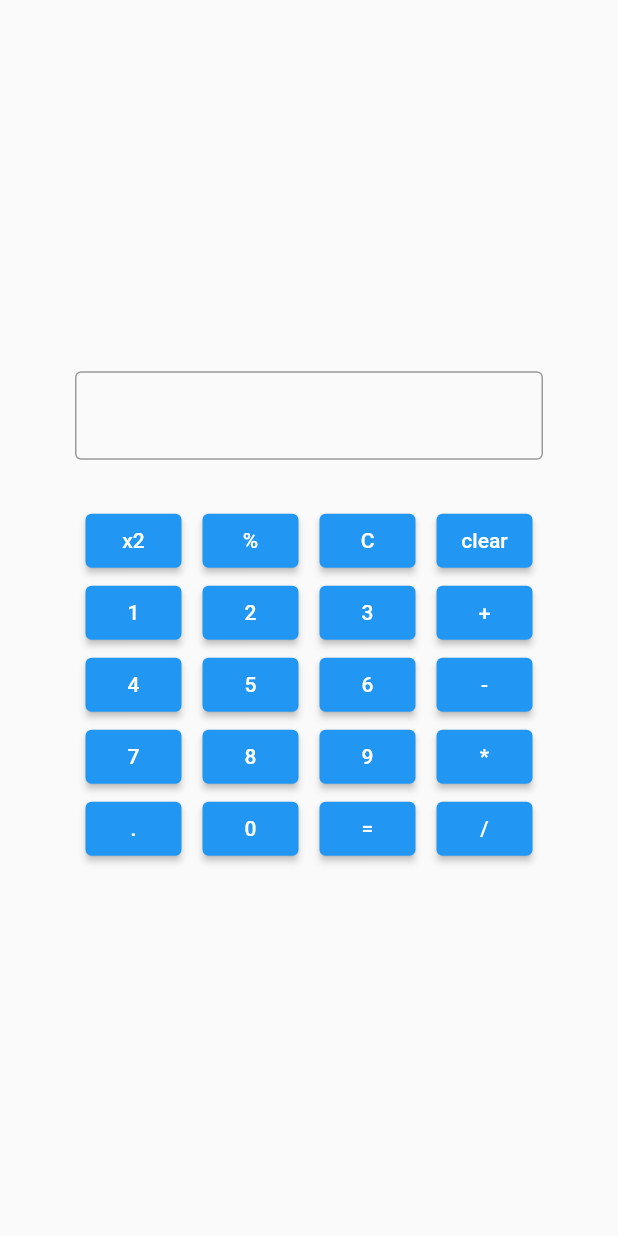
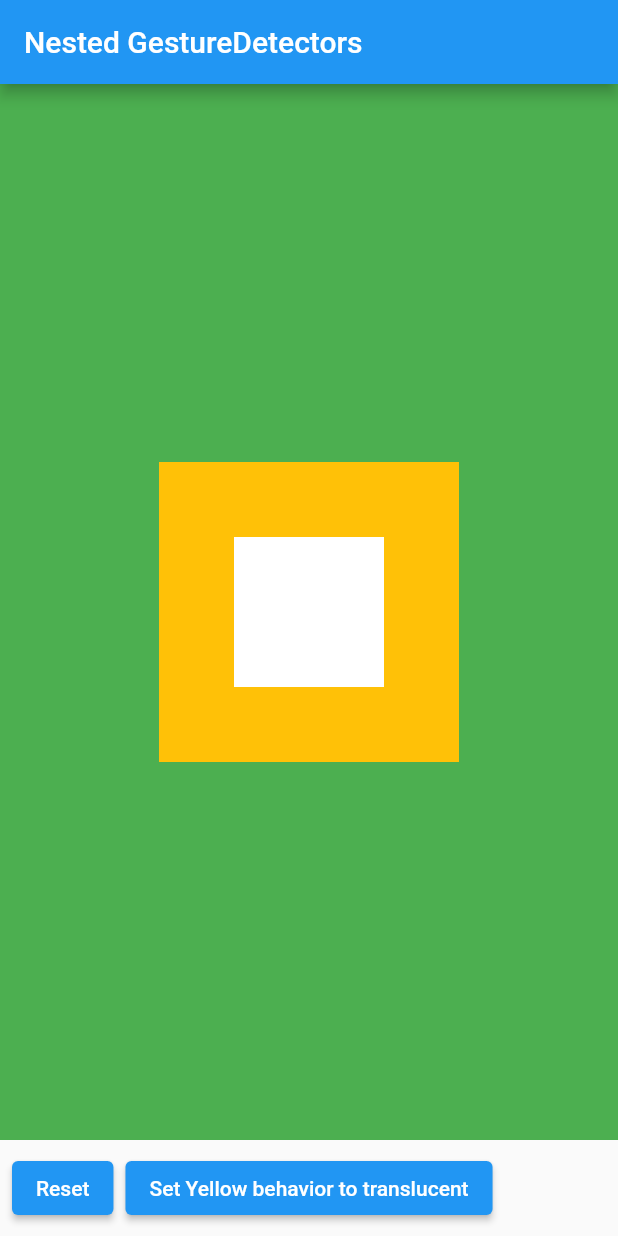
Before and after one commit to oktambek2003/Calcularor, a Flutter app: the screen it shows after launch, on a phone screen of 412 x 824 dp. Run offline on Flutter 3.47's test engine with Material 2 defaults, Android fonts, the phone set to English and light mode, and no system bars.

Commit message:
GestureDetector

```diff
--- a/lib/main.dart
+++ b/lib/main.dart
@@ -1,183 +1,137 @@
-import 'package:flutter/cupertino.dart';
+import 'package:flutter/gestures.dart';
 import 'package:flutter/material.dart';
-import 'dart:ffi';
 
-var type = ("");
-String resault() {
-  String temp = "/*-+%";
+/// Flutter code sample for [GestureDetector].
 
-  List<int> ind = [];
-  List<num> numbers = [];
-  for (int i = 0; i < type.length; i++) {
-    if (temp.contains(type[i])) {
-      ind.add(i);
-    }
-  }
-  int q = 0;
-  for (int i in ind) {
-    numbers.add(num.parse(type.substring(q, i)));
-    q = i + 1;
-  }
-  numbers.add(num.parse(type.substring(q, type.length)));
-  for (int i = 0; i < temp.length; i++) {
-    for (int j = 0; j < ind.length; j++) {
-      if (temp[i] == type[ind[j]]) {
-        if (temp[i] == "+") {
-          numbers[j] = numbers[j] + numbers[j + 1];
-        }
-        if (temp[i] == "-") {
-          numbers[j] = numbers[j] - numbers[j + 1];
-        }
-        if (temp[i] == "*") {
-          numbers[j] = numbers[j] * numbers[j + 1];
-        }
-        if (temp[i] == "/") {
-          numbers[j] = numbers[j] / numbers[j + 1];
-        }
-        numbers.removeAt(j + 1);
-        ind.removeAt(j);
-        j--;
-      }
-    }
-  }
-  type = numbers[0].toString();
-  return type;
+void main() {
+  debugPrintGestureArenaDiagnostics = true;
+  runApp(const NestedGestureDetectorsApp());
 }
-void main() {
-  runApp(MyApp());
-}
-class MyApp extends StatefulWidget {
-  const MyApp({super.key});
+
+enum _OnTapWinner {  none, yellow, green ,white,}
+
+class NestedGestureDetectorsApp extends StatelessWidget {
+  const NestedGestureDetectorsApp({super.key});
+
   @override
-  State<MyApp> createState() => _MyAppState();
-}
-class _MyAppState extends State<MyApp> {
-  @override
-  num multlipline = 1;
-  num doo = 1;
-  Widget buttons(String buttonName) {
-    return Container(
-      child: ElevatedButton(
-          onPressed: () {
-            setState(() {
-              type += buttonName;
-  //              String ans = "/*-+%";
-  // for (int i = 0; i < type.length; i++) {
-  //   for (int a = 0; a < ans.length; a++) {
-  //     if (type[i] == ans[a]) {
-  //       for (int y = 0; y < ans.length; y++) {
-  //         if (type[i + 1] == ans[y]) {
-  //           type = type.substring(0, i) + type.substring(i+1, type.length);
-  //           print(type);
-  //           }
-  //         }
-  //       }
-  //     }
-  //  }
-});},
-          child: Text(buttonName)),
-    );
-  }
-
-  String neww = "";
   Widget build(BuildContext context) {
     return MaterialApp(
-      debugShowCheckedModeBanner: false,
       home: Scaffold(
-        body: Container(
-          padding: EdgeInsets.all(50),
-          child: Column(
-            mainAxisAlignment: MainAxisAlignment.center,
-            children: [
-              Container(
-                margin: EdgeInsets.only(bottom: 30),
-                child: TextField(
-                  keyboardType: TextInputType.none,
-                  decoration: InputDecoration(
-                      border: OutlineInputBorder(), hintText: type),
-                ),
-              ),
-              Container(
-                child: Column(
-                  children: [
-                    Row(
-                      mainAxisAlignment: MainAxisAlignment.spaceAround,
-                      children: [
-                        ElevatedButton(
-                            onPressed: () {
-                              setState(() {
-                                doo = double.parse(type);
-                                type = (doo * doo).toString();
-                              });
-                            },
-                            child: Text("x2")),
-                        buttons("%"),
-                        ElevatedButton(
-                            onPressed: () {
-                              setState(() {
-                                neww = type.substring(0, type.length - 1);
-                                type = neww;
-                              });
-                            },
-                            child: Text("C")),
-                        ElevatedButton(
-                            onPressed: () {
-                              setState(() {
-                                type = "";
-                              });
-                            },
-                            child: Text("clear"))
-                      ],
-                    ),
-                    Row(
-                      mainAxisAlignment: MainAxisAlignment.spaceAround,
-                      children: [
-                        buttons("1"),
-                        buttons("2"),
-                        buttons("3"),
-                        buttons("+")
-                      ],
-                    ),
-                    Row(
-                      mainAxisAlignment: MainAxisAlignment.spaceAround,
-                      children: [
-                        buttons("4"),
-                        buttons("5"),
-                        buttons("6"),
-                        buttons("-"),
-                      ],
-                    ),
-                    Row(
-                      mainAxisAlignment: MainAxisAlignment.spaceAround,
-                      children: [
-                        buttons("7"),
-                        buttons("8"),
-                        buttons("9"),
-                        buttons("*"),
-                      ],
-                    ),
-                    Row(
-                      mainAxisAlignment: MainAxisAlignment.spaceAround,
-                      children: [
-                        buttons("."),
-                        buttons("0"),
-                        ElevatedButton(
-                            onPressed: () {
-                              setState(() {
-                                resault();
-                              });
-                            },
-                            child: Text("=")),
-                        buttons("/")
-                      ],
-                    ),
-                  ],
-                ),
-              )
-            ],
-          ),
-        ),
+        appBar: AppBar(title: const Text('Nested GestureDetectors')),
+        body: const NestedGestureDetectorsExample(),
       ),
     );
   }
 }
+
+class NestedGestureDetectorsExample extends StatefulWidget {
+  const NestedGestureDetectorsExample({super.key});
+
+  @override
+  State<NestedGestureDetectorsExample> createState() =>
+      _NestedGestureDetectorsExampleState();
+}
+
+class _NestedGestureDetectorsExampleState
+    extends State<NestedGestureDetectorsExample> {
+  bool _isYellowTranslucent = false;
+  _OnTapWinner _winner = _OnTapWinner.none;
+  final Border highlightBorder = Border.all(color: Colors.red, width: 5);
+
+  @override
+  Widget build(BuildContext context) {
+    return Column(
+      children: <Widget>[
+        Expanded(
+          child: GestureDetector(
+            onTap: () {
+              debugPrint('Green onTap');
+              setState(() {
+                _winner = _OnTapWinner.green;
+              });
+            },
+            onTapDown: (_) => debugPrint('Green onTapDown'),
+            onTapCancel: () => debugPrint('Green onTapCancel'),
+            child: Container(
+              alignment: Alignment.center,
+              decoration: BoxDecoration(
+                border: _winner == _OnTapWinner.green ? highlightBorder : null,
+                color: Colors.green,
+              ),
+              child: GestureDetector(
+                behavior: _isYellowTranslucent
+                    ? HitTestBehavior.translucent
+                    : HitTestBehavior.opaque,
+                onTap: () {
+                  debugPrint('Yellow onTap');
+                  setState(() {
+                    _winner = _OnTapWinner.yellow;
+                  });
+                },
+                child: Container(
+                    alignment: Alignment.center,
+                    decoration: BoxDecoration(
+                      border: _winner == _OnTapWinner.yellow
+                          ? highlightBorder
+                          : null,
+                      color: Colors.amber,
+                    ),
+                    width: 200,
+                    height: 200,
+                    child: GestureDetector(
+                      behavior: _isYellowTranslucent
+                          ? HitTestBehavior.translucent
+                          : HitTestBehavior.opaque,
+                      onDoubleTap: () {
+                        setState(() {
+                          _winner = _OnTapWinner.white;
+                        });
+                      },
+                      child: Container(
+                        width: 100,
+                        height: 100,
+                        decoration: BoxDecoration(
+                          border: _winner==_OnTapWinner.white?highlightBorder:null,
+                          color: Colors.white
+                        ),
+                      ),
+                    )),
+              ),
+            ),
+          ),
+        ),
+        Padding(
+          padding: const EdgeInsets.all(8.0),
+          child: Row(
+            children: <Widget>[
+              ElevatedButton(
+                child: const Text('Reset'),
+                onPressed: () {
+                  setState(() {
+                    _isYellowTranslucent = false;
+                    _winner = _OnTapWinner.none;
+                  });
+                },
+              ),
+              const SizedBox(width: 8),
+              ElevatedButton(
+                child: Text(
+                  'Set Yellow behavior to ${_isYellowTranslucent ? 'opaque' : 'translucent'}',
+                ),
+                onPressed: () {
+                  setState(() => _isYellowTranslucent = !_isYellowTranslucent);
+                },
+              ),
+            ],
+          ),
+        ),
+      ],
+    );
+  }
+
+  @override
+  void dispose() {
+    debugPrintGestureArenaDiagnostics = false;
+    super.dispose();
+  }
+}
```
Also changed, not shown: pubspec.lock, 2 other files.
